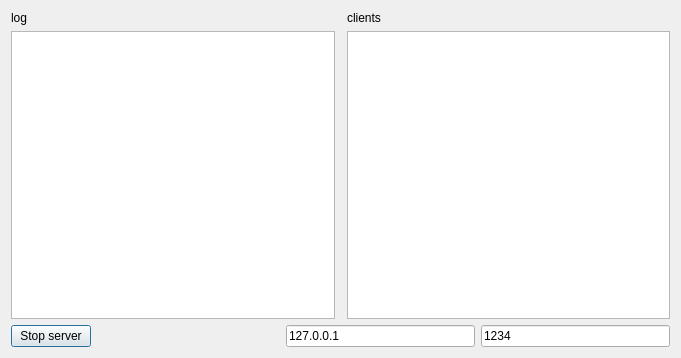
SQReder/QtPollsProject, file Server/dialog.ui: the form before one commit.
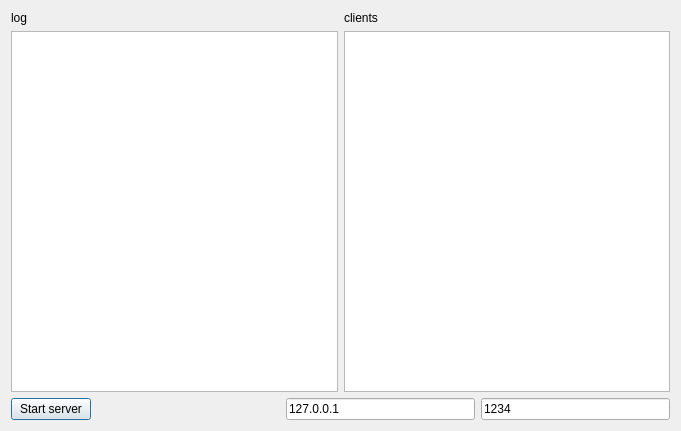
The form after the commit.

The edit to the form file:
```diff
--- a/Server/dialog.ui
+++ b/Server/dialog.ui
@@ -7,19 +7,39 @@
     <x>0</x>
     <y>0</y>
     <width>681</width>
-    <height>358</height>
+    <height>431</height>
    </rect>
   </property>
   <property name="windowTitle">
    <string>PollsServer</string>
   </property>
   <layout class="QGridLayout" name="gridLayout">
-   <item row="2" column="0" colspan="3">
+   <item row="1" column="0">
+    <widget class="QListWidget" name="lwLog"/>
+   </item>
+   <item row="0" column="1">
+    <widget class="QLabel" name="label_2">
+     <property name="text">
+      <string>clients</string>
+     </property>
+    </widget>
+   </item>
+   <item row="0" column="0">
+    <widget class="QLabel" name="label">
+     <property name="text">
+      <string>log</string>
+     </property>
+    </widget>
+   </item>
+   <item row="2" column="0" colspan="2">
     <layout class="QHBoxLayout" name="horizontalLayout_2">
      <item>
       <widget class="QPushButton" name="pbStartStop">
+       <property name="enabled">
+        <bool>true</bool>
+       </property>
        <property name="text">
-        <string>Stop server</string>
+        <string>Start server</string>
        </property>
        <property name="checkable">
         <bool>true</bool>
@@ -58,26 +78,9 @@
      </item>
     </layout>
    </item>
-   <item row="1" column="2">
+   <item row="1" column="1">
     <widget class="QListWidget" name="lwClients"/>
    </item>
-   <item row="1" column="0">
-    <widget class="QListWidget" name="lwLog"/>
-   </item>
-   <item row="0" column="0">
-    <widget class="QLabel" name="label">
-     <property name="text">
-      <string>log</string>
-     </property>
-    </widget>
-   </item>
-   <item row="0" column="2">
-    <widget class="QLabel" name="label_2">
-     <property name="text">
-      <string>clients</string>
-     </property>
-    </widget>
-   </item>
   </layout>
  </widget>
  <layoutdefault spacing="6" margin="11"/>
```
